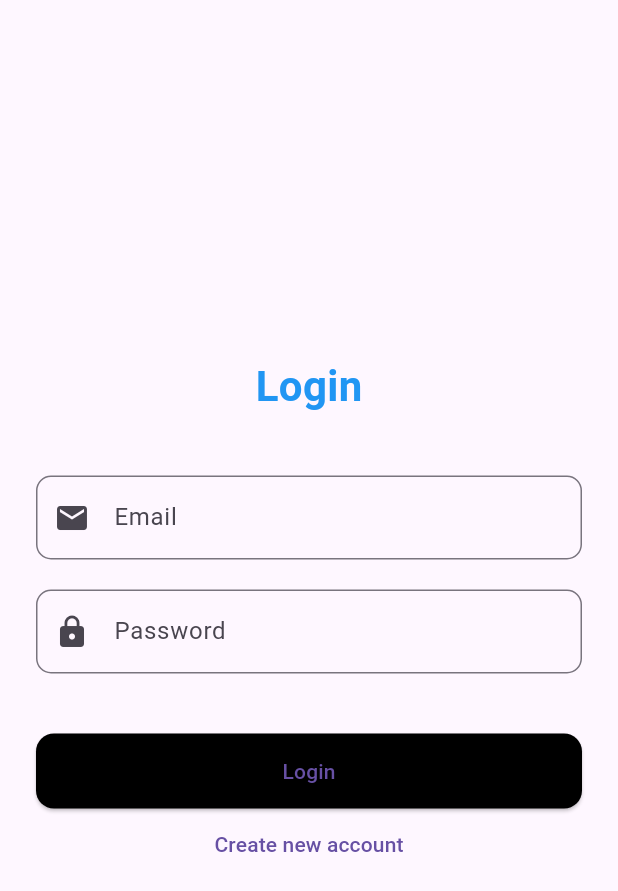
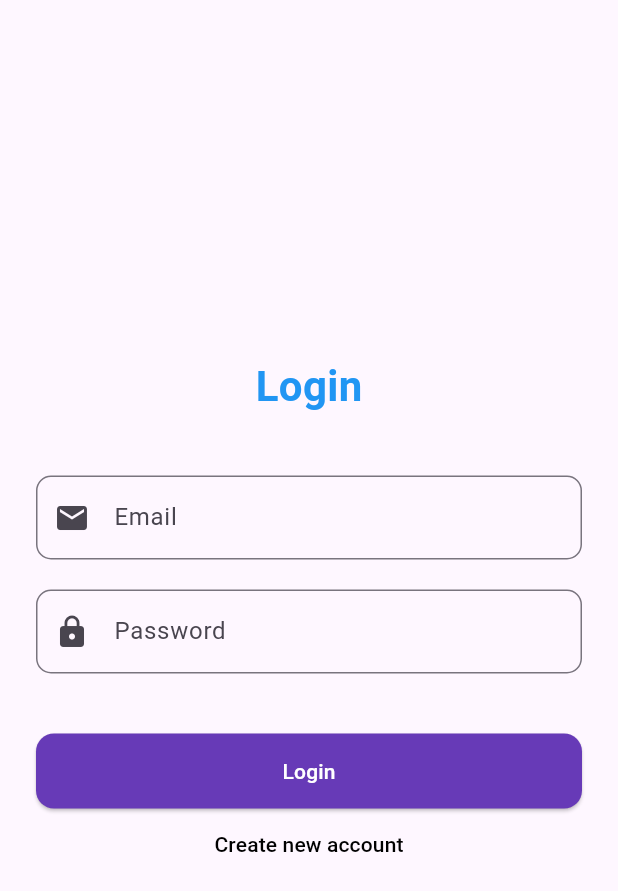
Before and after one commit to AloysiusChua0822/ElderlyHomecare, a Flutter app: the screen it shows after launch, after a tap on "Login", on a phone screen of 412 x 824 dp. Shown: the top 891 px of the screen. Run offline on Flutter 3.47's test engine with Material 3 defaults, Android fonts, the phone set to English and light mode, and no system bars; our stand-ins replace cloud_firestore, firebase_auth, firebase_core, firebase_messaging, firebase_storage, image_picker; accounts and stored records are empty.

```diff
--- a/lib/screens/Login.dart
+++ b/lib/screens/Login.dart
@@ -120,12 +120,17 @@ class _LoginScreenState extends State<LoginScreen> {
                     else
             ElevatedButton(
             onPressed: _submitForm,
-                        child: Text('Login'),
             style: ElevatedButton.styleFrom(
-                          primary: Colors.black,
-                          minimumSize: Size.fromHeight(50),
+              primary: Colors.deepPurple, // Background color of the button
+              minimumSize: Size.fromHeight(50), // Minimum size of the button
               shape: RoundedRectangleBorder(
-                            borderRadius: BorderRadius.circular(12),
+                borderRadius: BorderRadius.circular(12), // Rounded corners
+              ),
+            ),
+            child: Text(
+              'Login',
+              style: TextStyle(
+                color: Colors.white, // Text color
               ),
             ),
           ),
@@ -136,9 +141,14 @@ class _LoginScreenState extends State<LoginScreen> {
                 MaterialPageRoute(builder: (context) => RegisterScreen()),
               );
             },
-                      child: Text('Create new account'),
+            child: Text(
+              'Create new account',
+              style: TextStyle(
+                color: Colors.black, // Text color for TextButton
               ),
-                  ],
+            ),
+          ),
+         ]
         ),
               ),
             ),
```
Lines whose indentation alone changed are shown as unchanged.
